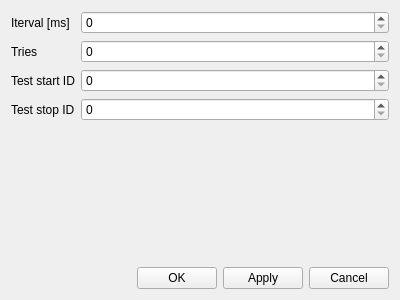
pr4u4t/automatron3000, file QLinTester/settingsdialog.ui: the form before one commit.
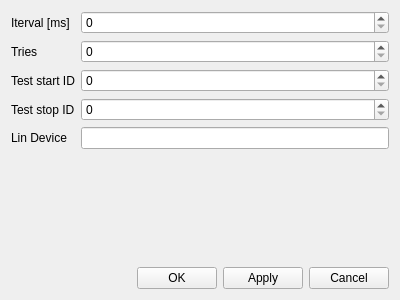
The form after the commit. Custom widgets are drawn as their Qt base class.

The edit to the form file:
```diff
--- a/QLinTester/settingsdialog.ui
+++ b/QLinTester/settingsdialog.ui
@@ -56,6 +56,16 @@
      <item row="3" column="1">
       <widget class="QSpinBox" name="testStopID"/>
      </item>
+     <item row="4" column="0">
+      <widget class="QLabel" name="label_3">
+       <property name="text">
+        <string>Lin Device</string>
+       </property>
+      </widget>
+     </item>
+     <item row="4" column="1">
+      <widget class="QLineEdit" name="linEdit"/>
+     </item>
     </layout>
    </item>
    <item>
```
